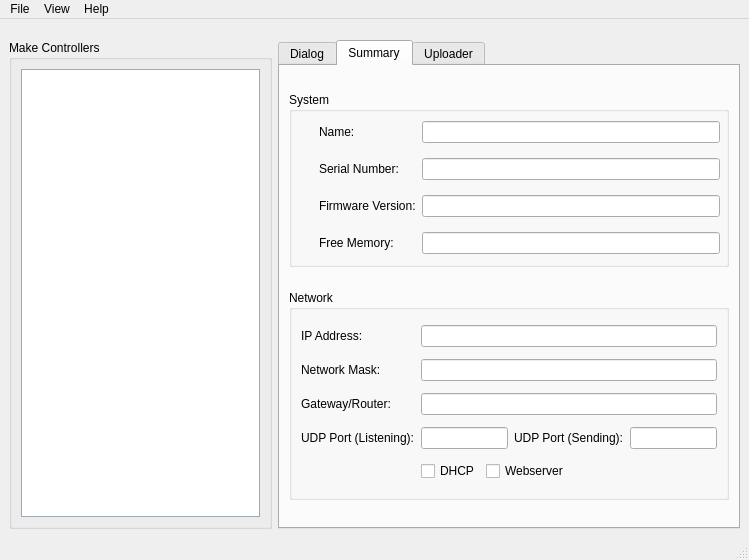
First picture: the form in mchelper/trunk/layouts/mchelper.ui, repository makingthings/makecontroller, before the edit.
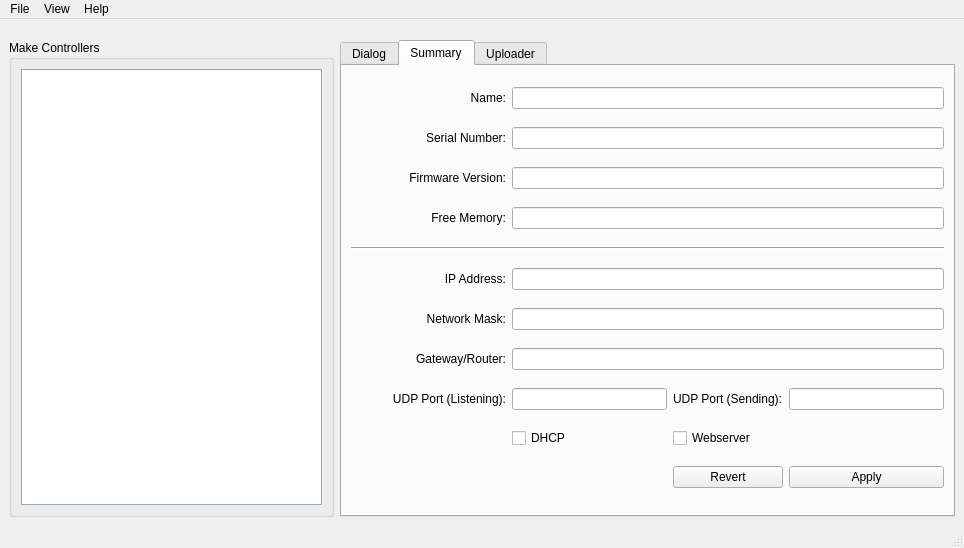
Second picture: the form after the edit. The open tabs and pages were chosen to show the change.

Commit message: - started changing over summary tab to update atomically - switched summary tab layout to not use groups so all the labels and text fields can be lined up more easily

Diff of the .ui file:
```diff
--- a/mchelper/trunk/layouts/mchelper.ui
+++ b/mchelper/trunk/layouts/mchelper.ui
@@ -5,8 +5,8 @@
    <rect>
     <x>0</x>
     <y>0</y>
-    <width>749</width>
-    <height>560</height>
+    <width>964</width>
+    <height>548</height>
    </rect>
   </property>
   <property name="sizePolicy" >
@@ -651,78 +651,9 @@
          <attribute name="title" >
           <string>Summary</string>
          </attribute>
-         <layout class="QVBoxLayout" >
+         <layout class="QHBoxLayout" >
           <item>
-           <widget class="QGroupBox" name="groupBox" >
-            <property name="minimumSize" >
-             <size>
-              <width>440</width>
-              <height>175</height>
-             </size>
-            </property>
-            <property name="maximumSize" >
-             <size>
-              <width>450</width>
-              <height>175</height>
-             </size>
-            </property>
-            <property name="title" >
-             <string>System</string>
-            </property>
-            <widget class="QWidget" name="gridLayout" >
-             <property name="geometry" >
-              <rect>
-               <x>30</x>
-               <y>20</y>
-               <width>401</width>
-               <height>151</height>
-              </rect>
-             </property>
              <layout class="QGridLayout" >
-              <property name="leftMargin" >
-               <number>0</number>
-              </property>
-              <property name="topMargin" >
-               <number>0</number>
-              </property>
-              <property name="rightMargin" >
-               <number>0</number>
-              </property>
-              <property name="bottomMargin" >
-               <number>0</number>
-              </property>
-              <property name="horizontalSpacing" >
-               <number>6</number>
-              </property>
-              <property name="verticalSpacing" >
-               <number>6</number>
-              </property>
-              <item row="3" column="1" >
-               <widget class="QLineEdit" name="systemFreeMemory" >
-                <property name="focusPolicy" >
-                 <enum>Qt::NoFocus</enum>
-                </property>
-                <property name="readOnly" >
-                 <bool>true</bool>
-                </property>
-               </widget>
-              </item>
-              <item row="1" column="1" >
-               <widget class="QLineEdit" name="systemSerialNumber" />
-              </item>
-              <item row="0" column="1" >
-               <widget class="QLineEdit" name="systemName" />
-              </item>
-              <item row="2" column="1" >
-               <widget class="QLineEdit" name="systemFirmwareVersion" >
-                <property name="focusPolicy" >
-                 <enum>Qt::NoFocus</enum>
-                </property>
-                <property name="readOnly" >
-                 <bool>true</bool>
-                </property>
-               </widget>
-              </item>
               <item row="0" column="0" >
                <widget class="QLabel" name="label" >
                 <property name="toolTip" >
@@ -731,11 +662,17 @@
                 <property name="text" >
                  <string>Name:</string>
                 </property>
+              <property name="alignment" >
+               <set>Qt::AlignRight|Qt::AlignTrailing|Qt::AlignVCenter</set>
+              </property>
                 <property name="buddy" >
                  <cstring>systemName</cstring>
                 </property>
                </widget>
               </item>
+            <item row="0" column="1" colspan="3" >
+             <widget class="QLineEdit" name="systemName" />
+            </item>
               <item row="1" column="0" >
                <widget class="QLabel" name="label_2" >
                 <property name="toolTip" >
@@ -744,11 +681,17 @@
                 <property name="text" >
                  <string>Serial Number:</string>
                 </property>
+              <property name="alignment" >
+               <set>Qt::AlignRight|Qt::AlignTrailing|Qt::AlignVCenter</set>
+              </property>
                 <property name="buddy" >
                  <cstring>systemSerialNumber</cstring>
                 </property>
                </widget>
               </item>
+            <item row="1" column="1" colspan="3" >
+             <widget class="QLineEdit" name="systemSerialNumber" />
+            </item>
               <item row="2" column="0" >
                <widget class="QLabel" name="label_3" >
                 <property name="toolTip" >
@@ -757,11 +700,24 @@
                 <property name="text" >
                  <string>Firmware Version:</string>
                 </property>
+              <property name="alignment" >
+               <set>Qt::AlignRight|Qt::AlignTrailing|Qt::AlignVCenter</set>
+              </property>
                 <property name="buddy" >
                  <cstring>systemFirmwareVersion</cstring>
                 </property>
                </widget>
               </item>
+            <item row="2" column="1" colspan="3" >
+             <widget class="QLineEdit" name="systemFirmwareVersion" >
+              <property name="focusPolicy" >
+               <enum>Qt::NoFocus</enum>
+              </property>
+              <property name="readOnly" >
+               <bool>true</bool>
+              </property>
+             </widget>
+            </item>
               <item row="3" column="0" >
                <widget class="QLabel" name="label_4" >
                 <property name="toolTip" >
@@ -770,113 +726,113 @@
                 <property name="text" >
                  <string>Free Memory:</string>
                 </property>
+              <property name="alignment" >
+               <set>Qt::AlignRight|Qt::AlignTrailing|Qt::AlignVCenter</set>
+              </property>
                 <property name="buddy" >
                  <cstring>systemFreeMemory</cstring>
                 </property>
                </widget>
               </item>
-             </layout>
-            </widget>
-           </widget>
-          </item>
-          <item>
-           <widget class="QGroupBox" name="groupBox_2" >
-            <property name="minimumSize" >
-             <size>
-              <width>440</width>
-              <height>210</height>
-             </size>
-            </property>
-            <property name="maximumSize" >
-             <size>
-              <width>450</width>
-              <height>210</height>
-             </size>
-            </property>
-            <property name="title" >
-             <string>Network</string>
-            </property>
-            <layout class="QGridLayout" >
-             <item row="0" column="0" >
-              <widget class="QLabel" name="label_5" >
+            <item row="3" column="1" colspan="3" >
+             <widget class="QLineEdit" name="systemFreeMemory" >
+              <property name="focusPolicy" >
+               <enum>Qt::NoFocus</enum>
+              </property>
+              <property name="readOnly" >
+               <bool>true</bool>
+              </property>
+             </widget>
+            </item>
+            <item row="4" column="0" colspan="4" >
+             <widget class="Line" name="line_2" >
+              <property name="orientation" >
+               <enum>Qt::Horizontal</enum>
+              </property>
+             </widget>
+            </item>
+            <item row="5" column="0" >
+             <widget class="QLabel" name="ipAddressLabel" >
                <property name="text" >
                 <string>IP Address:</string>
                </property>
+              <property name="alignment" >
+               <set>Qt::AlignRight|Qt::AlignTrailing|Qt::AlignVCenter</set>
+              </property>
                <property name="buddy" >
                 <cstring>netAddressLineEdit</cstring>
                </property>
               </widget>
              </item>
-             <item row="0" column="1" colspan="4" >
+            <item row="5" column="1" colspan="3" >
               <widget class="QLineEdit" name="netAddressLineEdit" />
              </item>
-             <item row="1" column="0" >
-              <widget class="QLabel" name="label_6" >
+            <item row="6" column="0" >
+             <widget class="QLabel" name="netMaskLabel" >
+              <property name="toolTip" >
+               <string>The port this board is listening on for OSC messages.</string>
+              </property>
                <property name="text" >
                 <string>Network Mask:</string>
                </property>
-               <property name="buddy" >
-                <cstring>netMaskLineEdit</cstring>
+              <property name="alignment" >
+               <set>Qt::AlignRight|Qt::AlignTrailing|Qt::AlignVCenter</set>
                </property>
               </widget>
              </item>
-             <item row="1" column="1" colspan="4" >
+            <item row="6" column="1" colspan="3" >
               <widget class="QLineEdit" name="netMaskLineEdit" />
              </item>
-             <item row="2" column="0" >
-              <widget class="QLabel" name="label_7" >
+            <item row="7" column="0" >
+             <widget class="QLabel" name="gatewayLabel" >
                <property name="text" >
                 <string>Gateway/Router:</string>
                </property>
+              <property name="alignment" >
+               <set>Qt::AlignRight|Qt::AlignTrailing|Qt::AlignVCenter</set>
+              </property>
                <property name="buddy" >
                 <cstring>netGatewayLineEdit</cstring>
                </property>
               </widget>
              </item>
-             <item row="2" column="1" colspan="4" >
+            <item row="7" column="1" colspan="3" >
               <widget class="QLineEdit" name="netGatewayLineEdit" />
              </item>
-             <item row="4" column="0" >
-              <widget class="QLabel" name="label_10" >
-               <property name="toolTip" >
-                <string>The port this board is listening on for OSC messages.</string>
-               </property>
+            <item row="8" column="0" >
+             <widget class="QLabel" name="udpListenLabel" >
                <property name="text" >
                 <string>UDP Port (Listening):</string>
                </property>
+              <property name="alignment" >
+               <set>Qt::AlignRight|Qt::AlignTrailing|Qt::AlignVCenter</set>
+              </property>
                <property name="buddy" >
                 <cstring>udpListenPort</cstring>
                </property>
               </widget>
              </item>
-             <item row="4" column="1" colspan="2" >
+            <item row="8" column="1" >
               <widget class="QLineEdit" name="udpListenPort" >
                <property name="readOnly" >
                 <bool>false</bool>
                </property>
               </widget>
              </item>
-             <item row="4" column="3" >
-              <widget class="QLabel" name="label_11" >
-               <property name="toolTip" >
-                <string>The port this board will send OSC messages back on.</string>
-               </property>
-               <property name="text" >
-                <string>UDP Port (Sending):</string>
-               </property>
-               <property name="buddy" >
-                <cstring>udpSendPort</cstring>
-               </property>
-              </widget>
-             </item>
-             <item row="4" column="4" >
-              <widget class="QLineEdit" name="udpSendPort" >
-               <property name="readOnly" >
-                <bool>false</bool>
-               </property>
-              </widget>
-             </item>
-             <item row="5" column="1" >
+            <item row="9" column="0" >
+             <spacer>
+              <property name="orientation" >
+               <enum>Qt::Horizontal</enum>
+              </property>
+              <property name="sizeHint" >
+               <size>
+                <width>40</width>
+                <height>20</height>
+               </size>
+              </property>
+             </spacer>
+            </item>
+            <item row="9" column="1" >
               <widget class="QCheckBox" name="dhcpCheckBox" >
                <property name="toolTip" >
                 <string>DHCP allows the Make Controller to automatically get an IP address when connected to a network.</string>
@@ -889,7 +845,27 @@
                </property>
               </widget>
              </item>
-             <item row="5" column="2" colspan="2" >
+            <item row="8" column="2" >
+             <widget class="QLabel" name="udpSendLabel" >
+              <property name="toolTip" >
+               <string>The port this board will send OSC messages back on.</string>
+              </property>
+              <property name="text" >
+               <string>UDP Port (Sending):</string>
+              </property>
+              <property name="buddy" >
+               <cstring>udpSendPort</cstring>
+              </property>
+             </widget>
+            </item>
+            <item row="8" column="3" >
+             <widget class="QLineEdit" name="udpSendPort" >
+              <property name="readOnly" >
+               <bool>false</bool>
+              </property>
+             </widget>
+            </item>
+            <item row="9" column="2" >
               <widget class="QCheckBox" name="webserverCheckBox" >
                <property name="toolTip" >
                 <string>Controls the demo web server on the Make Controller.</string>
@@ -899,8 +875,47 @@
                </property>
               </widget>
              </item>
-            </layout>
-           </widget>
+            <item row="10" column="3" >
+             <widget class="QPushButton" name="applyChangesButton" >
+              <property name="text" >
+               <string>Apply</string>
+              </property>
+             </widget>
+            </item>
+            <item row="9" column="3" >
+             <spacer>
+              <property name="orientation" >
+               <enum>Qt::Horizontal</enum>
+              </property>
+              <property name="sizeHint" >
+               <size>
+                <width>40</width>
+                <height>20</height>
+               </size>
+              </property>
+             </spacer>
+            </item>
+            <item row="10" column="0" colspan="2" >
+             <spacer>
+              <property name="orientation" >
+               <enum>Qt::Horizontal</enum>
+              </property>
+              <property name="sizeHint" >
+               <size>
+                <width>40</width>
+                <height>20</height>
+               </size>
+              </property>
+             </spacer>
+            </item>
+            <item row="10" column="2" >
+             <widget class="QPushButton" name="revertChangesButton" >
+              <property name="text" >
+               <string>Revert</string>
+              </property>
+             </widget>
+            </item>
+           </layout>
           </item>
          </layout>
         </widget>
@@ -1074,7 +1089,7 @@
     <rect>
      <x>0</x>
      <y>0</y>
-     <width>749</width>
+     <width>964</width>
      <height>22</height>
     </rect>
    </property>
@@ -1162,6 +1177,7 @@
    </property>
   </action>
  </widget>
+ <layoutdefault spacing="6" margin="9" />
  <tabstops>
   <tabstop>commandLine</tabstop>
   <tabstop>systemName</tabstop>
```
Left out of the diff: 30 changed lines with no effect on the pictures. Lines whose indentation alone changed are shown as unchanged. The commit also changes 2 other files.
